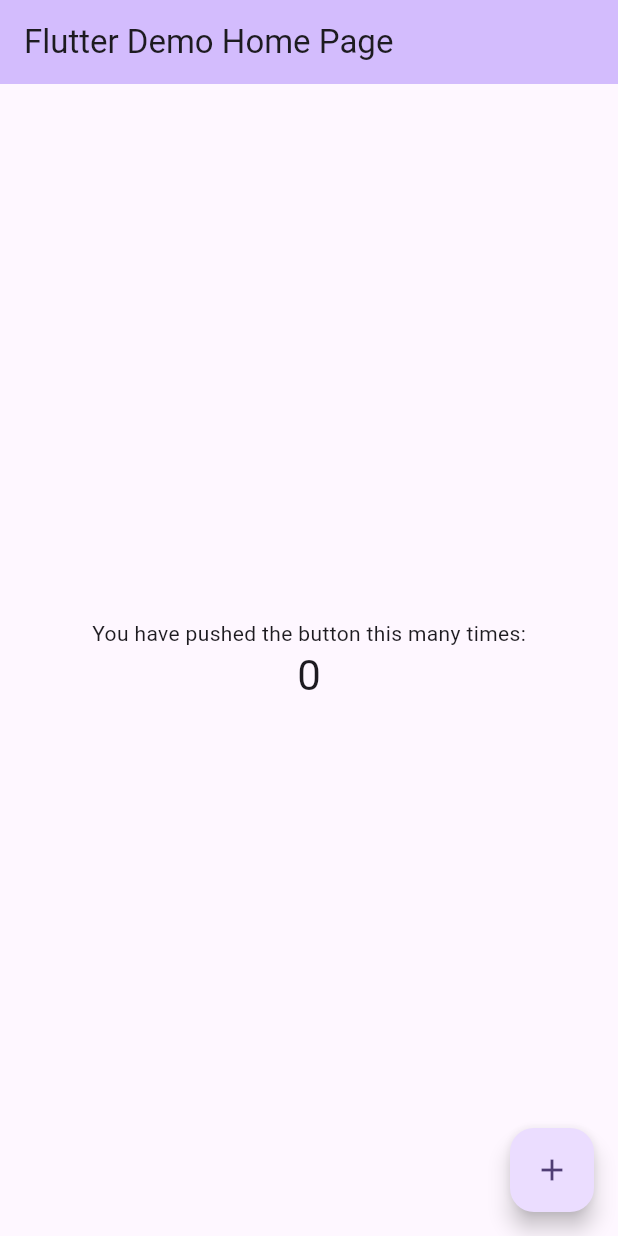
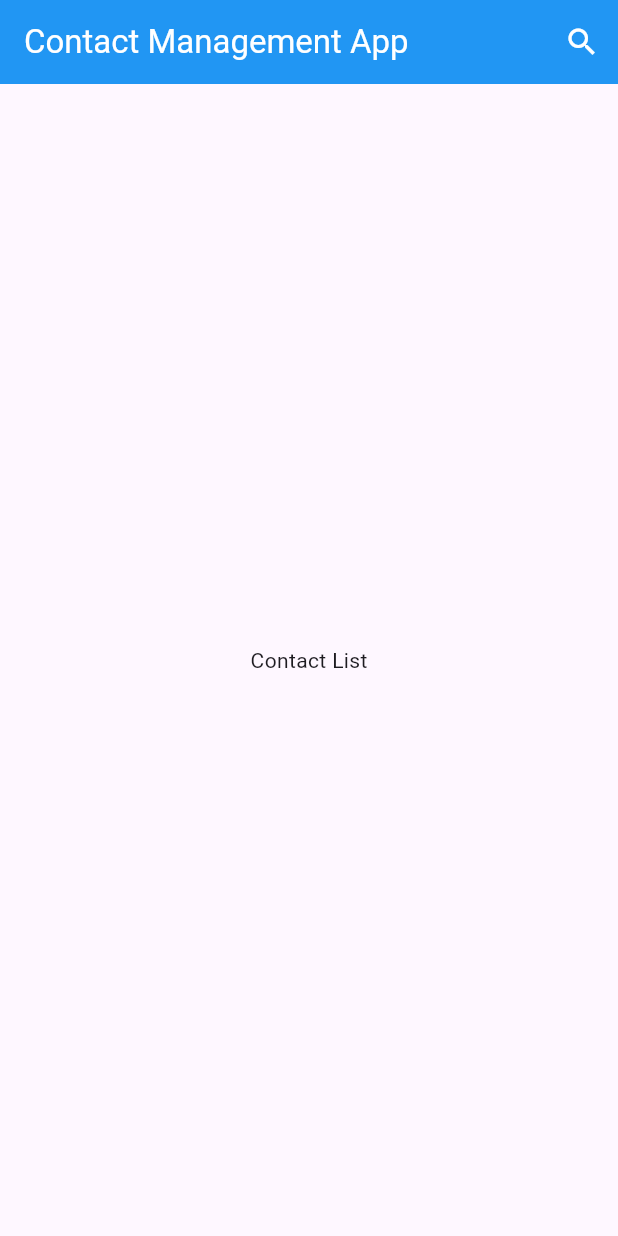
Before and after one commit to mazbaul20/Assignment-b19-m9, a Flutter app: the screen it shows after launch, on a phone screen of 412 x 824 dp. Run offline on Flutter 3.47's test engine with Material 3 defaults, Android fonts, the phone set to English and light mode, and no system bars.

Commit message:
Folder Structure

```diff
--- /dev/null
+++ b/lib/database/database_helper.dart
@@ -0,0 +1,3 @@
+class DatabaseHelper {
+
+}
--- a/lib/main.dart
+++ b/lib/main.dart
@@ -1,4 +1,5 @@
 import 'package:flutter/material.dart';
+import 'screens/contact_screen.dart';
 
 void main() {
   runApp(const MyApp());
@@ -7,116 +8,15 @@ void main() {
 class MyApp extends StatelessWidget {
   const MyApp({super.key});
 
-  // This widget is the root of your application.
   @override
   Widget build(BuildContext context) {
     return MaterialApp(
-      title: 'Flutter Demo',
+      title: 'Flutter Contact Management App',
+      debugShowCheckedModeBanner: false,
       theme: ThemeData(
-        // This is the theme of your application.
-        //
-        // TRY THIS: Try running your application with "flutter run". You'll see
-        // the application has a purple toolbar. Then, without quitting the app,
-        // try changing the seedColor in the colorScheme below to Colors.green
-        // and then invoke "hot reload" (save your changes or press the "hot
-        // reload" button in a Flutter-supported IDE, or press "r" if you used
-        // the command line to start the app).
-        //
-        // Notice that the counter didn't reset back to zero; the application
-        // state is not lost during the reload. To reset the state, use hot
-        // restart instead.
-        //
-        // This works for code too, not just values: Most code changes can be
-        // tested with just a hot reload.
         colorScheme: .fromSeed(seedColor: Colors.deepPurple),
       ),
-      home: const MyHomePage(title: 'Flutter Demo Home Page'),
+      home: const ContactScreen(),
     );
   }
 }
-
-class MyHomePage extends StatefulWidget {
-  const MyHomePage({super.key, required this.title});
-
-  // This widget is the home page of your application. It is stateful, meaning
-  // that it has a State object (defined below) that contains fields that affect
-  // how it looks.
-
-  // This class is the configuration for the state. It holds the values (in this
-  // case the title) provided by the parent (in this case the App widget) and
-  // used by the build method of the State. Fields in a Widget subclass are
-  // always marked "final".
-
-  final String title;
-
-  @override
-  State<MyHomePage> createState() => _MyHomePageState();
-}
-
-class _MyHomePageState extends State<MyHomePage> {
-  int _counter = 0;
-
-  void _incrementCounter() {
-    setState(() {
-      // This call to setState tells the Flutter framework that something has
-      // changed in this State, which causes it to rerun the build method below
-      // so that the display can reflect the updated values. If we changed
-      // _counter without calling setState(), then the build method would not be
-      // called again, and so nothing would appear to happen.
-      _counter++;
-    });
-  }
-
-  @override
-  Widget build(BuildContext context) {
-    // This method is rerun every time setState is called, for instance as done
-    // by the _incrementCounter method above.
-    //
-    // The Flutter framework has been optimized to make rerunning build methods
-    // fast, so that you can just rebuild anything that needs updating rather
-    // than having to individually change instances of widgets.
-    return Scaffold(
-      appBar: AppBar(
-        // TRY THIS: Try changing the color here to a specific color (to
-        // Colors.amber, perhaps?) and trigger a hot reload to see the AppBar
-        // change color while the other colors stay the same.
-        backgroundColor: Theme.of(context).colorScheme.inversePrimary,
-        // Here we take the value from the MyHomePage object that was created by
-        // the App.build method, and use it to set our appbar title.
-        title: Text(widget.title),
-      ),
-      body: Center(
-        // Center is a layout widget. It takes a single child and positions it
-        // in the middle of the parent.
-        child: Column(
-          // Column is also a layout widget. It takes a list of children and
-          // arranges them vertically. By default, it sizes itself to fit its
-          // children horizontally, and tries to be as tall as its parent.
-          //
-          // Column has various properties to control how it sizes itself and
-          // how it positions its children. Here we use mainAxisAlignment to
-          // center the children vertically; the main axis here is the vertical
-          // axis because Columns are vertical (the cross axis would be
-          // horizontal).
-          //
-          // TRY THIS: Invoke "debug painting" (choose the "Toggle Debug Paint"
-          // action in the IDE, or press "p" in the console), to see the
-          // wireframe for each widget.
-          mainAxisAlignment: .center,
-          children: [
-            const Text('You have pushed the button this many times:'),
-            Text(
-              '$_counter',
-              style: Theme.of(context).textTheme.headlineMedium,
-            ),
-          ],
-        ),
-      ),
-      floatingActionButton: FloatingActionButton(
-        onPressed: _incrementCounter,
-        tooltip: 'Increment',
-        child: const Icon(Icons.add),
-      ),
-    );
-  }
-}
--- /dev/null
+++ b/lib/models/contact_model.dart
@@ -0,0 +1,3 @@
+class ContactModel {
+
+}
--- /dev/null
+++ b/lib/screens/contact_screen.dart
@@ -0,0 +1,29 @@
+import 'package:flutter/material.dart';
+
+class ContactScreen extends StatefulWidget {
+  const ContactScreen({super.key});
+
+  @override
+  State<ContactScreen> createState() => _ContactScreenState();
+}
+
+class _ContactScreenState extends State<ContactScreen> {
+  @override
+  Widget build(BuildContext context) {
+    return Scaffold(
+      appBar: AppBar(
+        title: const Text('Contact Management App'),
+        backgroundColor: Colors.blue,
+        foregroundColor: Colors.white,
+        actions: [
+          IconButton(
+            icon: const Icon(Icons.search),
+            onPressed: () {},
+          ),
+        ],
+      ),
+
+      body: Center(child: Text('Contact List')),
+    );
+  }
+}
```
